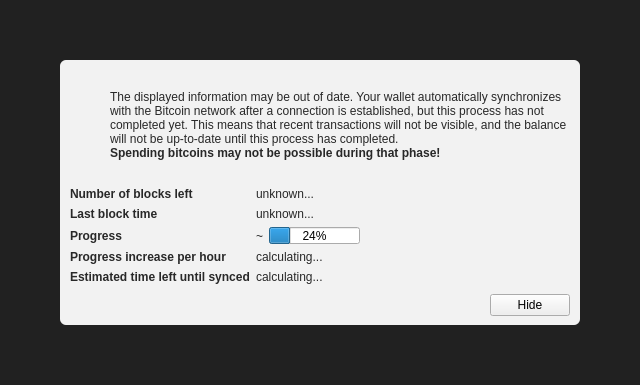
Above: src/qt/forms/modaloverlay.ui from raffermeko/bitcoin before the change. Below: the same form after it.
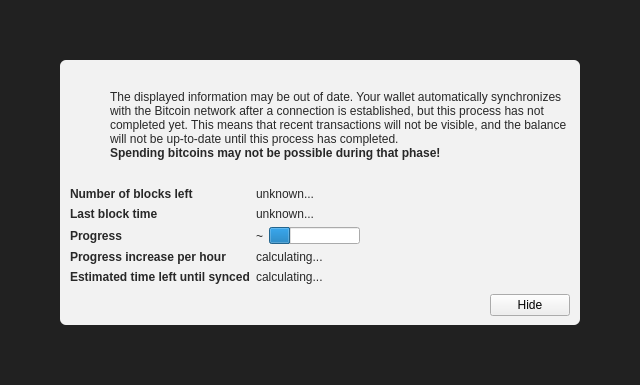
That is the form after the change. Icons and pictures are not drawn. Custom widgets are drawn as their Qt base class.

Commit message:
[qt] sync-overlay: Don't show progress twice
* Don't show integer progress in progress bar. (Already shown in front
  of progress bar)

* Also, use non-static method to get current msecs

Diff of the .ui file:
```diff
--- a/src/qt/forms/modaloverlay.ui
+++ b/src/qt/forms/modaloverlay.ui
@@ -276,6 +276,9 @@
                <property name="value">
                 <number>24</number>
                </property>
+               <property name="format">
+                <string/>
+               </property>
               </widget>
              </item>
             </layout>
```
The commit also changes 1 other file.
